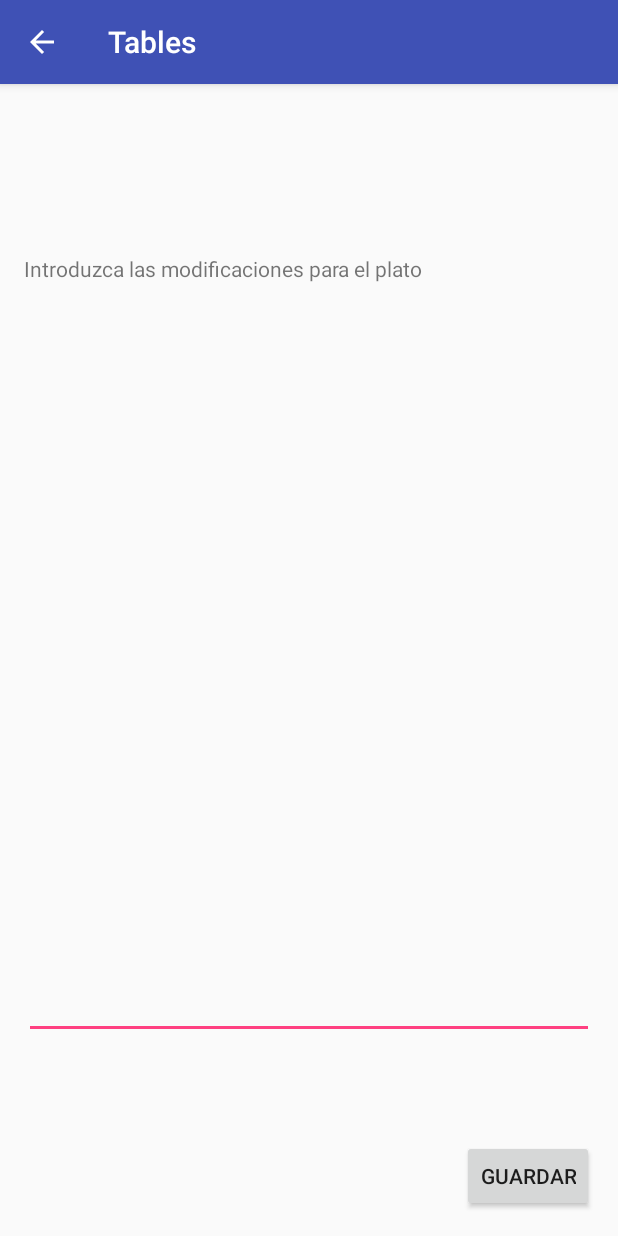
After one commit to afusterm/Tables, an Android app: the EditCourseActivity screen opened directly, with no data from a screen before it, on a phone screen of 412 x 824 dp. The commit adds this screen. Run offline under Robolectric (Android 15) with nearby library versions, the phone set to English and light mode, and no system bars.

Commit message:
Course comment

```diff
--- /dev/null
+++ b/app/src/main/java/io/keepcoding/tables/activity/EditCourseActivity.java
@@ -0,0 +1,46 @@
+package io.keepcoding.tables.activity;
+
+import android.content.Intent;
+import android.os.Bundle;
+import android.support.v7.app.ActionBar;
+import android.support.v7.app.AppCompatActivity;
+import android.view.View;
+import android.widget.Button;
+import android.widget.EditText;
+import android.widget.TextView;
+
+import io.keepcoding.tables.R;
+import io.keepcoding.tables.fragment.OrderFragment;
+
+public class EditCourseActivity extends AppCompatActivity {
+    @Override
+    protected void onCreate(Bundle savedInstanceState) {
+        super.onCreate(savedInstanceState);
+        setContentView(R.layout.activity_edit_course);
+
+        String courseName = getIntent().getStringExtra(OrderFragment.EXTRA_COURSE_NAME);
+        String variant = getIntent().getStringExtra(OrderFragment.EXTRA_VARIANT);
+        final int lineNumber = getIntent().getIntExtra(OrderFragment.EXTRA_LINE_NUMBER, 0);
+
+        TextView courseNameTextView = (TextView) findViewById(R.id.activity_edit_course_name);
+        final EditText variantEditText = (EditText) findViewById(R.id.activity_edit_course_variant);
+        Button saveButton = (Button) findViewById(R.id.activity_edit_course_save_button);
+
+        courseNameTextView.setText(courseName);
+        variantEditText.setText(variant);
+
+        saveButton.setOnClickListener(new View.OnClickListener() {
+            @Override
+            public void onClick(View view) {
+                Intent i = new Intent();
+                i.putExtra(OrderFragment.EXTRA_LINE_NUMBER, lineNumber);
+                i.putExtra(OrderFragment.EXTRA_VARIANT, variantEditText.getText().toString());
+                setResult(RESULT_OK, i);
+                finish();
+            }
+        });
+
+        ActionBar actionBar = getSupportActionBar();
+        actionBar.setDisplayHomeAsUpEnabled(true);
+    }
+}
--- a/app/src/main/java/io/keepcoding/tables/activity/OrderActivity.java
+++ b/app/src/main/java/io/keepcoding/tables/activity/OrderActivity.java
@@ -1,6 +1,7 @@
 package io.keepcoding.tables.activity;
 
 import android.os.Bundle;
+import android.support.v7.app.ActionBar;
 import android.support.v7.app.AppCompatActivity;
 
 import io.keepcoding.tables.R;
@@ -10,5 +11,8 @@ public class OrderActivity extends AppCompatActivity {
     protected void onCreate(Bundle savedInstanceState) {
         super.onCreate(savedInstanceState);
         setContentView(R.layout.activity_order);
+
+        ActionBar actionBar = getSupportActionBar();
+        actionBar.setDisplayHomeAsUpEnabled(true);
     }
 }
--- a/app/src/main/java/io/keepcoding/tables/model/Table.java
+++ b/app/src/main/java/io/keepcoding/tables/model/Table.java
@@ -6,7 +6,7 @@ public class Table {
 
     public Table(int number) {
         mNumber = number;
-        mOrder = new Order();
+        mOrder = new Order(this);
     }
 
     public int getNumber() {
--- /dev/null
+++ b/app/src/main/res/layout/activity_edit_course.xml
@@ -0,0 +1,49 @@
+<?xml version="1.0" encoding="utf-8"?>
+<LinearLayout
+    android:id="@+id/activity_edit_course"
+    xmlns:android="http://schemas.android.com/apk/res/android"
+    xmlns:tools="http://schemas.android.com/tools"
+    android:layout_width="match_parent"
+    android:layout_height="match_parent"
+    android:paddingBottom="@dimen/activity_vertical_margin"
+    android:paddingLeft="@dimen/activity_horizontal_margin"
+    android:paddingRight="@dimen/activity_horizontal_margin"
+    android:paddingTop="@dimen/activity_vertical_margin"
+    android:orientation="vertical"
+    tools:context="io.keepcoding.tables.activity.EditCourseActivity">
+
+
+    <TextView
+        android:id="@+id/activity_edit_course_name"
+        android:layout_width="match_parent"
+        android:layout_height="0dp"
+        android:textAppearance="?android:attr/textAppearanceLarge"
+        tools:text="Tirabuzones de pollo al cabrales"
+        android:layout_marginTop="20dp"
+        android:layout_marginBottom="20dp"
+        android:layout_weight="1"/>
+    <TextView
+        android:layout_width="wrap_content"
+        android:layout_height="0dp"
+        android:text="@string/activity_edit_course_variant_title"
+        android:layout_marginBottom="5dp"
+        android:layout_weight="1"/>
+    <EditText
+        android:id="@+id/activity_edit_course_variant"
+        android:layout_width="match_parent"
+        android:layout_height="0dp"
+        android:layout_weight="8"/>
+    <LinearLayout
+        android:layout_width="match_parent"
+        android:layout_height="0dp"
+        android:gravity="end"
+        android:layout_weight="2">
+        <Button
+            android:id="@+id/activity_edit_course_save_button"
+            android:layout_width="wrap_content"
+            android:layout_height="wrap_content"
+            android:text="@string/activity_edit_course_save"
+            android:layout_gravity="end|bottom"/>
+    </LinearLayout>
+
+</LinearLayout>
--- a/app/src/main/res/values/strings.xml
+++ b/app/src/main/res/values/strings.xml
@@ -15,4 +15,6 @@
     <string name="title_order">Pedido</string>
     <string name="title_courses">Platos</string>
     <string name="title_tables">Mesas</string>
+    <string name="activity_edit_course_variant_title">Introduzca las modificaciones para el plato</string>
+    <string name="activity_edit_course_save">Guardar</string>
 </resources>
```
Also changed, not shown: app/src/main/AndroidManifest.xml (+10 -4 lines), app/src/main/java/io/keepcoding/tables/adapter/OrdersAdapter.java (+16 -1 lines), app/src/main/java/io/keepcoding/tables/fragment/OrderFragment.java (+23 -4 lines), app/src/main/java/io/keepcoding/tables/model/Order.java (+22 -3 lines), app/src/main/java/io/keepcoding/tables/view/OrderRowListener.java (added, +7 -0 lines), app/src/main/java/io/keepcoding/tables/view/OrderRowViewHolder.java (+16 -0 lines).
